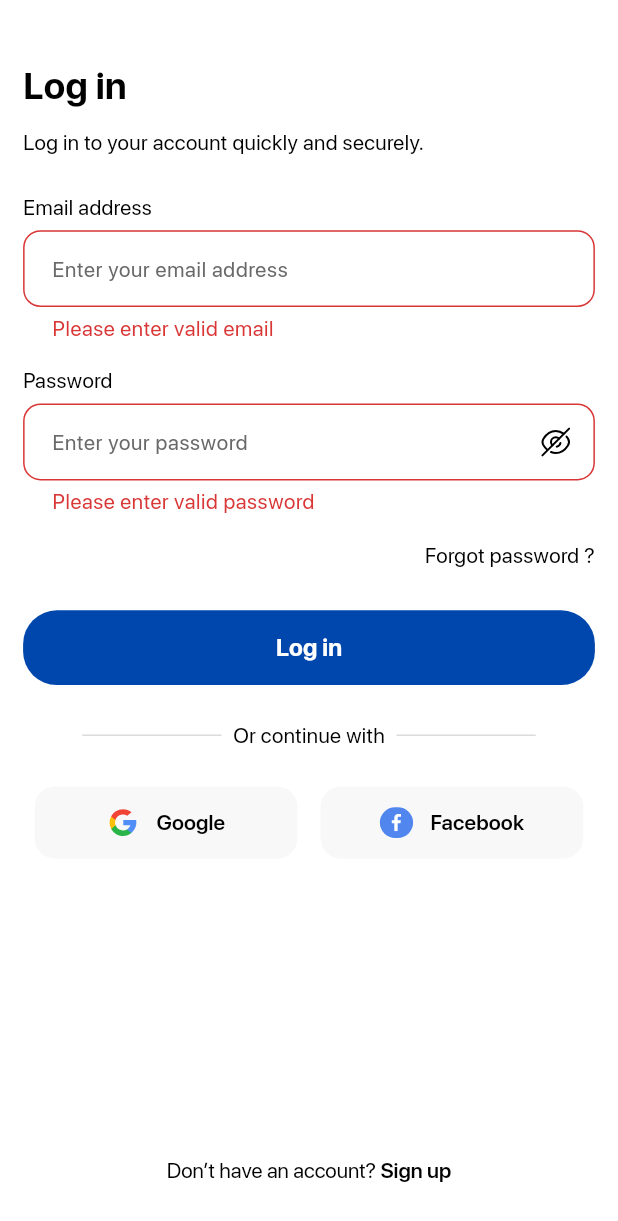
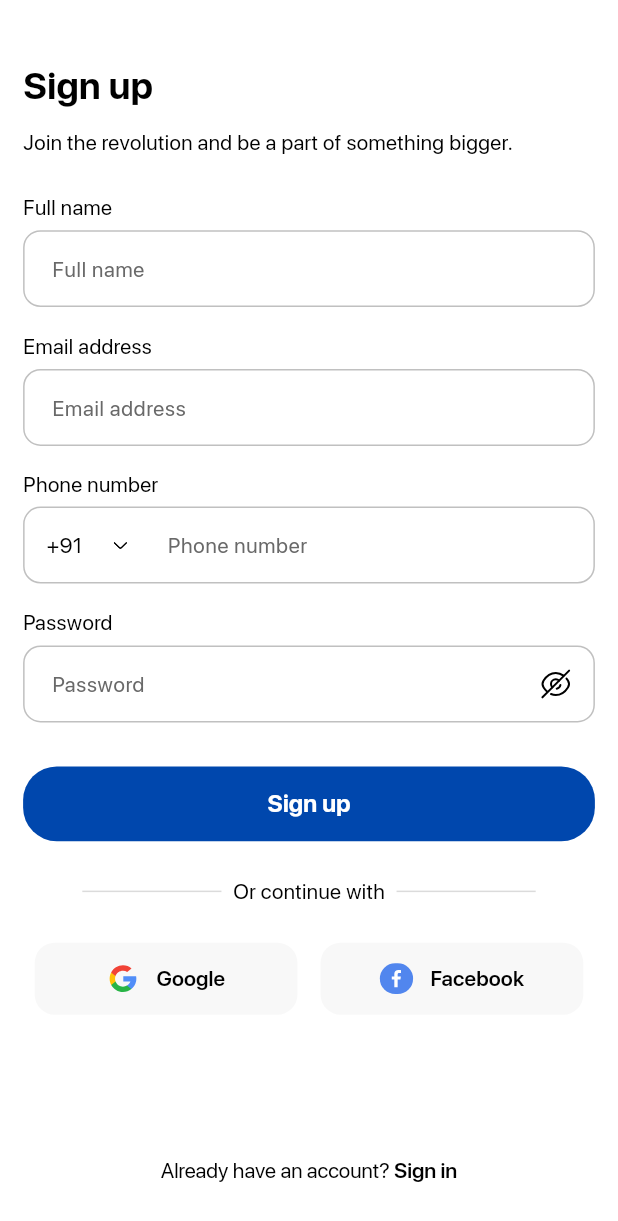
Before and after one commit to abuubaida921/Flutter_e_learning_app, a Flutter app: the LogInScreen screen opened by its route, after a tap on "Log in", after a tap on "Don’t have an account? Sign up", on a phone screen of 412 x 824 dp. Shown: the top 1221 px of the screen. Run offline on Flutter 3.47's test engine with Material 3 defaults, Android fonts, the phone set to English and light mode, and no system bars; our stand-ins replace cached_network_image, connectivity_plus, flutter_staggered_animations, flutter_svg, fluttertoast, get and 1 more; accounts and stored records are empty.

Commit message:
SignUp Screen Implemented

```diff
--- a/lib/presentation/log_in_screen/log_in_screen.dart
+++ b/lib/presentation/log_in_screen/log_in_screen.dart
@@ -272,8 +272,8 @@ class _LogInScreenState extends State<LogInScreen> {
 
  /// Navigates to the signUpScreen when the action is triggered.
  onTapTxtDonthaveanaccount() {
-  // Get.toNamed(
-  //  AppRoutes.signUpScreen,
-  // );
+  Get.toNamed(
+   AppRoutes.signUpScreen,
+  );
  }
 }
--- /dev/null
+++ b/lib/presentation/sign_up_screen/binding/sign_up_binding.dart
@@ -0,0 +1,9 @@
+import '../controller/sign_up_controller.dart';
+import 'package:get/get.dart';
+
+class SignUpBinding extends Bindings {
+  @override
+  void dependencies() {
+    Get.lazyPut(() => SignUpController());
+  }
+}
--- /dev/null
+++ b/lib/presentation/sign_up_screen/controller/sign_up_controller.dart
@@ -0,0 +1,24 @@
+import 'package:flutter/material.dart';
+import 'package:flutter_e_learning_app/core/app_export.dart';
+import 'package:flutter_e_learning_app/presentation/sign_up_screen/models/sign_up_model.dart';
+
+class SignUpController extends GetxController {
+  TextEditingController fullNameController = TextEditingController();
+
+  TextEditingController emailController = TextEditingController();
+
+  TextEditingController passwordController = TextEditingController();
+  TextEditingController phoneNumberController = TextEditingController();
+
+  Rx<SignUpModel> signUpModelObj = SignUpModel().obs;
+
+  Rx<bool> isShowPassword = true.obs;
+
+  @override
+  void onClose() {
+    super.onClose();
+    fullNameController.clear();
+    emailController.clear();
+    passwordController.clear();
+  }
+}
--- /dev/null
+++ b/lib/presentation/sign_up_screen/models/sign_up_model.dart
@@ -0,0 +1 @@
+class SignUpModel { }
--- /dev/null
+++ b/lib/presentation/sign_up_screen/sign_up_screen.dart
@@ -0,0 +1,301 @@
+// ignore_for_file: deprecated_member_use
+
+import 'package:flutter/material.dart';
+import 'package:flutter_e_learning_app/core/app_export.dart';
+import 'package:flutter_e_learning_app/core/utils/validation_functions.dart';
+import 'package:flutter_e_learning_app/widgets/custom_elevated_button.dart';
+import 'package:flutter_e_learning_app/widgets/custom_text_form_field.dart';
+import 'controller/sign_up_controller.dart';
+
+
+
+class SignUpScreen extends StatefulWidget {
+  const SignUpScreen({super.key});
+
+  @override
+  State<SignUpScreen> createState() => _SignUpScreenState();
+}
+
+class _SignUpScreenState extends State<SignUpScreen> {
+ SignUpController controller = Get.put(SignUpController());
+ GlobalKey<FormState> _formKey = GlobalKey<FormState>();
+
+ @override
+ Widget build(BuildContext context) {
+  mediaQueryData = MediaQuery.of(context);
+  return WillPopScope(
+    onWillPop: ()async {
+      Get.back();
+      return true;
+    },
+    child: Scaffold(
+     backgroundColor: appTheme.bgColor,
+        resizeToAvoidBottomInset: false,
+        body: SafeArea(
+          child: Form(
+              key: _formKey,
+              child: Container(
+                  width: double.maxFinite,
+                  padding:
+                  EdgeInsets.symmetric(horizontal: 16.h, vertical: 40.v),
+                  child: Column(children: [
+                   SizedBox(height: 4.v),
+                   Align(
+                       alignment: Alignment.centerLeft,
+                       child: Text("lbl_sign_up".tr,
+                           style: theme.textTheme.headlineMedium)),
+                   SizedBox(height: 11.v),
+                   Align(
+                       alignment: Alignment.centerLeft,
+                       child: Text("msg_join_the_revolution".tr,
+                           style: theme.textTheme.bodyLarge)),
+                   SizedBox(height: 26.v),
+                   _buildMasterUsername(),
+                   SizedBox(height: 18.v),
+                   _buildMasterUsername1(),
+                   SizedBox(height: 18.v),
+                   Align(
+                       alignment: Alignment.centerLeft,
+                       child: Text("lbl_phone_number".tr,
+                           style: theme.textTheme.bodyLarge)),
+                   SizedBox(height: 5.v),
+                   _buildThirtyTwo(),
+                   SizedBox(height: 18.v),
+                   _buildMasterUsername2(),
+                   SizedBox(height: 33.v),
+                   _buildLogIn(),
+                   SizedBox(height: 26.v),
+                   SizedBox(
+                       height: 24.v,
+                       width: 314.h,
+                       child: Stack(alignment: Alignment.center, children: [
+                        Align(
+                            alignment: Alignment.topCenter,
+                            child: Padding(
+                                padding: EdgeInsets.only(top: 11.v),
+                                child: SizedBox(
+                                    width: 314.h, child: Divider()))),
+                        _buildOrContinueWith()
+                       ])),
+                   SizedBox(height: 26.v),
+                   _buildSocial(),
+               Spacer(),
+                   GestureDetector(
+                       onTap: () {
+                        onTapTxtAlreadyhavean();
+                       },
+                       child: RichText(
+                           text: TextSpan(children: [
+                            TextSpan(
+                                text: "msg_already_have_an2".tr,
+                                style: CustomTextStyles.bodyLargeBlack900),
+                            TextSpan(
+                                text: "lbl_sign_in".tr,
+                                style:
+                                CustomTextStyles.titleMediumBlack90016)
+                           ]),
+                           textAlign: TextAlign.left))
+                  ]))),
+        )),
+  );
+ }
+
+ /// Section Widget
+ Widget _buildFullName() {
+  return CustomTextFormField(
+    validator: (value) {
+      if (value == null || value.isEmpty) {
+        return "Please enter full name";
+      }
+      return null;
+    },
+      controller: controller.fullNameController,
+      hintText: "lbl_full_name".tr);
+ }
+
+ /// Section Widget
+ Widget _buildMasterUsername() {
+  return Column(crossAxisAlignment: CrossAxisAlignment.start, children: [
+   Text("lbl_full_name".tr, style: theme.textTheme.bodyLarge),
+   SizedBox(height: 6.v),
+   _buildFullName()
+  ]);
+ }
+
+ /// Section Widget
+ Widget _buildEmail() {
+  return CustomTextFormField(
+      controller: controller.emailController,
+      hintText: "lbl_email_address".tr,
+      textInputType: TextInputType.emailAddress,
+      validator: (value) {
+       if (value == null || (!isValidEmail(value, isRequired: true))) {
+        return "err_msg_please_enter_valid_email".tr;
+       }
+       return null;
+      });
+ }
+
+ /// Section Widget
+ Widget _buildMasterUsername1() {
+  return Column(crossAxisAlignment: CrossAxisAlignment.start, children: [
+   Text("lbl_email_address".tr, style: theme.textTheme.bodyLarge),
+   SizedBox(height: 6.v),
+   _buildEmail()
+  ]);
+ }
+
+ /// Section Widget
+ Widget _buildThirtyTwo() {
+  return  phone_number_field(controller.phoneNumberController,
+          (p0) {
+        if (p0 == null || p0.isEmpty) {
+          return "Please enter valid number";
+        }
+        return null;
+      });
+ }
+
+ /// Section Widget
+ Widget _buildPassword() {
+  return Obx(() => CustomTextFormField(
+    validator: (value) {
+      if (value == null || value.isEmpty) {
+        return "Please enter password";
+      }
+      return null;
+    },
+      hintText: "lbl_password".tr,
+      controller: controller.passwordController,
+      textInputAction: TextInputAction.done,
+      suffix: InkWell(
+          onTap: () {
+           controller.isShowPassword.value =
+           !controller.isShowPassword.value;
+          },
+          child: Container(
+              margin: EdgeInsets.fromLTRB(30.h, 15.v, 16.h, 15.v),
+              child: CustomImageView(
+                color: appTheme.black900,
+                  imagePath:controller.isShowPassword.value? ImageConstant.imgCheckmark:ImageConstant.imgEyeOpen,
+                  height: 24.adaptSize,
+                  width: 24.adaptSize))),
+      suffixConstraints: BoxConstraints(maxHeight: 54.v),
+      obscureText: controller.isShowPassword.value));
+ }
+
+ /// Section Widget
+ Widget _buildMasterUsername2() {
+  return Column(crossAxisAlignment: CrossAxisAlignment.start, children: [
+   Text("lbl_password".tr, style: theme.textTheme.bodyLarge),
+   SizedBox(height: 6.v),
+   _buildPassword()
+  ]);
+ }
+
+ /// Section Widget
+ Widget _buildLogIn() {
+  return CustomElevatedButton(
+      text: "lbl_sign_up".tr,
+      onPressed: () {
+        if(_formKey.currentState!.validate()){
+          Get.back();
+        }
+
+      });
+ }
+
+ /// Section Widget
+ Widget _buildOrContinueWith() {
+  return Container(
+    color: appTheme.bgColor,
+    child: Padding(
+      padding:  EdgeInsets.symmetric(horizontal: 8.h),
+      child: Text("msg_or_continue_with".tr,style: theme.textTheme.bodyLarge!,),
+    ),
+  );
+ }
+
+ /// Section Widget
+ Widget _buildGoogle() {
+  return Expanded(
+      child: CustomElevatedButton(
+          height: 54.v,
+          text: "lbl_google".tr,
+          margin: EdgeInsets.only(right: 8.h),
+          leftIcon: Container(
+              margin: EdgeInsets.only(right: 12.h),
+              child: CustomImageView(
+                  imagePath: ImageConstant.imgGoogle,
+                  height: 24.adaptSize,
+                  width: 24.adaptSize)),
+          buttonStyle: CustomButtonStyles.fillGray.copyWith(
+            backgroundColor: MaterialStatePropertyAll(appTheme.containerbgColor),
+          ),
+          buttonTextStyle: CustomTextStyles.titleMedium16,
+          onPressed: () {
+
+          }));
+ }
+
+ /// Section Widget
+ Widget _buildFacebook() {
+  return Expanded(
+      child: CustomElevatedButton(
+          height: 54.v,
+          text: "lbl_facebook".tr,
+          margin: EdgeInsets.only(left: 8.h),
+          leftIcon: Container(
+              padding: EdgeInsets.symmetric(horizontal: 8.h, vertical: 5.v),
+              margin: EdgeInsets.only(right: 12.h),
+              decoration: BoxDecoration(
+                  color: appTheme.blueA200,
+                  borderRadius: BorderRadius.circular(12.h)),
+              child: CustomImageView(
+                  imagePath: ImageConstant.imgFacebook,
+                  height: 13.v,
+                  width: 7.h)),
+          buttonStyle: CustomButtonStyles.fillGray.copyWith(
+            backgroundColor: MaterialStatePropertyAll(appTheme.containerbgColor),
+          ),
+          buttonTextStyle: CustomTextStyles.titleMedium16,
+          onPressed: () {
+
+          }));
+ }
+
+ /// Section Widget
+ Widget _buildSocial() {
+  return Padding(
+      padding: EdgeInsets.symmetric(horizontal: 8.h),
+      child: Row(
+          mainAxisAlignment: MainAxisAlignment.center,
+          children: [_buildGoogle(), _buildFacebook()]));
+ }
+
+ /// Navigates to the homeScreenContainerScreen when the action is triggered.
+ onTapLogIn() {
+  Get.toNamed(
+   AppRoutes.homeScreenContainerScreen,
+  );
+ }
+
+ /// Navigates to the homeScreenContainerScreen when the action is triggered.
+ onTapGoogle() {
+  Get.toNamed(
+   AppRoutes.homeScreenContainerScreen,
+  );
+ }
+
+ /// Navigates to the homeScreenContainerScreen when the action is triggered.
+ onTapFacebook() {
+  Get.toNamed(
+   AppRoutes.homeScreenContainerScreen,
+  );
+ }
+
+ /// Navigates to the logInScreen when the action is triggered.
+ onTapTxtAlreadyhavean() {
+  Get.back();
+ }
+}
--- a/lib/routes/app_routes.dart
+++ b/lib/routes/app_routes.dart
@@ -5,6 +5,8 @@ import '../presentation/log_in_screen/binding/log_in_binding.dart';
 import '../presentation/log_in_screen/log_in_screen.dart';
 import '../presentation/onboarding1_screen/binding/onboarding1_binding.dart';
 import '../presentation/onboarding1_screen/onboarding1_screen.dart';
+import '../presentation/sign_up_screen/binding/sign_up_binding.dart';
+import '../presentation/sign_up_screen/sign_up_screen.dart';
 import '../presentation/splash_screen/binding/splash_binding.dart';
 import '../presentation/splash_screen/splash_screen.dart';
 
@@ -16,8 +18,9 @@ class AppRoutes {
 
   static const String logInScreen = '/log_in_screen';
 
-  static const String homeScreenContainerScreen =
-      '/home_screen_container_screen';
+  static const String homeScreenContainerScreen = '/home_screen_container_screen';
+
+  static const String signUpScreen = '/sign_up_screen';
 
   static List<GetPage> pages = [
     GetPage(
@@ -44,5 +47,13 @@ class AppRoutes {
         LogInBinding(),
       ],
     ),
+    GetPage(
+      transition: Transition.rightToLeft,
+      name: signUpScreen,
+      page: () => SignUpScreen(),
+      bindings: [
+        SignUpBinding(),
+      ],
+    ),
   ];
 }
```
